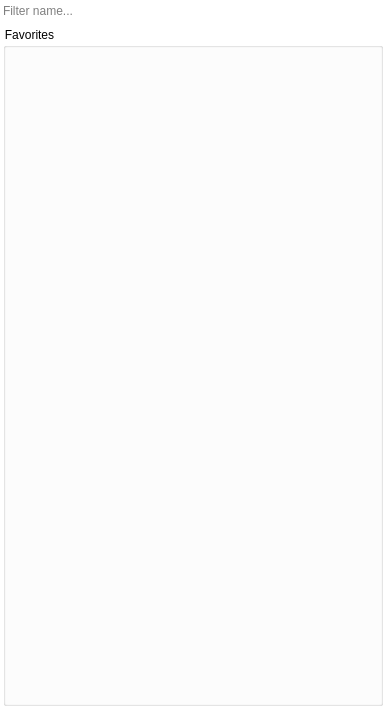
Before: the Qt Designer form plugins/perspective/GraphPerspective/designer/AlgorithmRunner.ui in vadivelselvaraj/TulipGLImprovement, drawn with Qt 5.
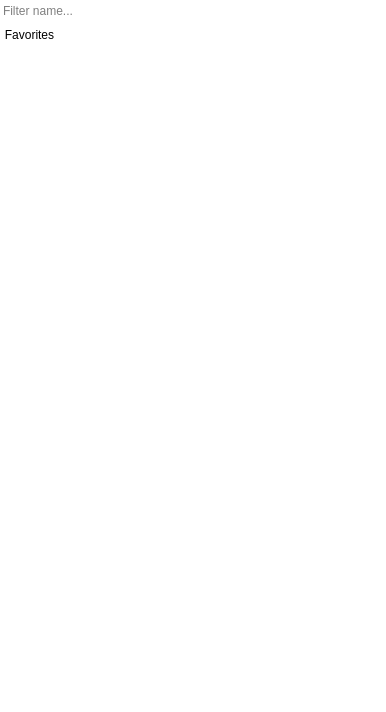
After: the same form once the commit is applied. Icons and pictures are not drawn. Custom widgets are drawn as their Qt base class.

```diff
--- a/plugins/perspective/GraphPerspective/designer/AlgorithmRunner.ui
+++ b/plugins/perspective/GraphPerspective/designer/AlgorithmRunner.ui
@@ -184,6 +184,11 @@
           </property>
           <item>
            <widget class="FavoriteBox" name="favoritesBox">
+            <property name="styleSheet">
+             <string notr="true">#favoritesBox {
+border: 0px;
+}</string>
+            </property>
             <property name="title">
              <string>Favorites</string>
             </property>
```
